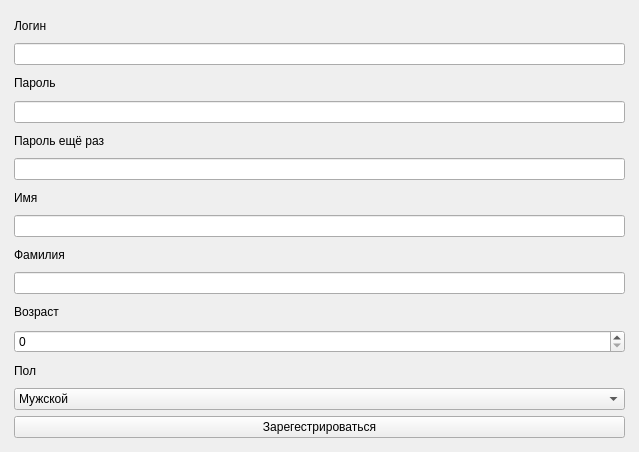
semendanshin/YL_Project_1_Danshin, file resources/register_form.ui: the form before one commit.
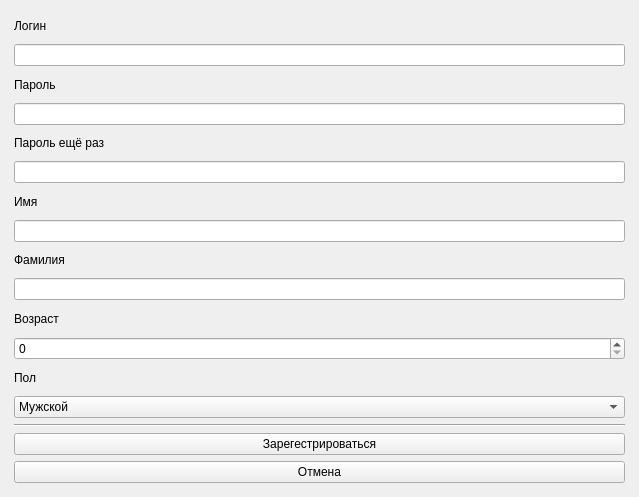
The form after the commit. Icons and pictures are not drawn.

What changed in the file:
```diff
--- a/resources/register_form.ui
+++ b/resources/register_form.ui
@@ -7,7 +7,7 @@
     <x>0</x>
     <y>0</y>
     <width>639</width>
-    <height>452</height>
+    <height>497</height>
    </rect>
   </property>
   <property name="windowTitle">
@@ -109,6 +109,13 @@
         </item>
        </widget>
       </item>
+      <item>
+       <widget class="Line" name="line">
+        <property name="orientation">
+         <enum>Qt::Horizontal</enum>
+        </property>
+       </widget>
+      </item>
       <item>
        <widget class="QPushButton" name="pushButton_register">
         <property name="text">
@@ -116,6 +123,13 @@
         </property>
        </widget>
       </item>
+      <item>
+       <widget class="QPushButton" name="pushButton_cancel">
+        <property name="text">
+         <string>Отмена</string>
+        </property>
+       </widget>
+      </item>
       <item>
        <spacer name="verticalSpacer_2">
         <property name="orientation">
```
